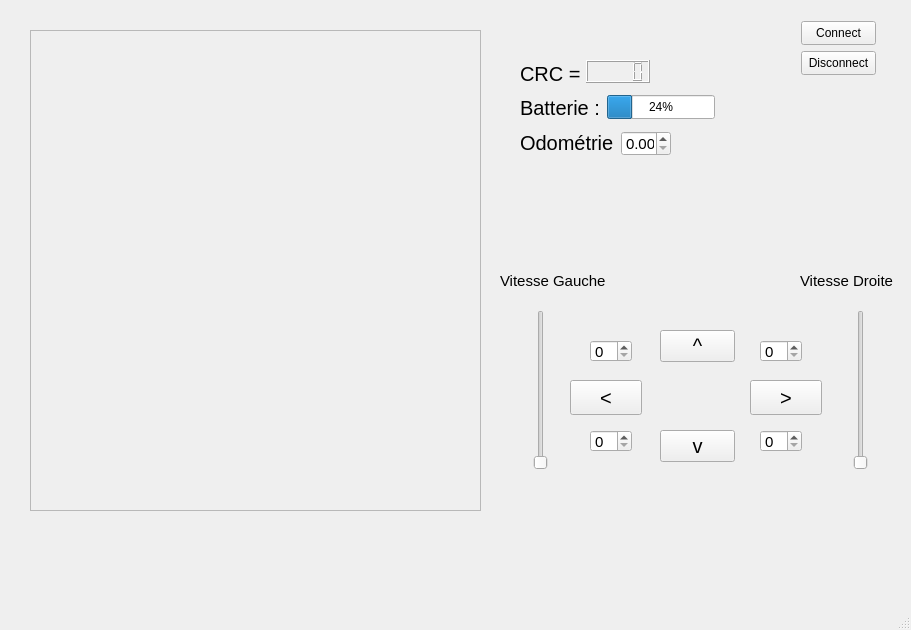
l-chapus/WifiBot, file myrobot.ui: the form before one commit.
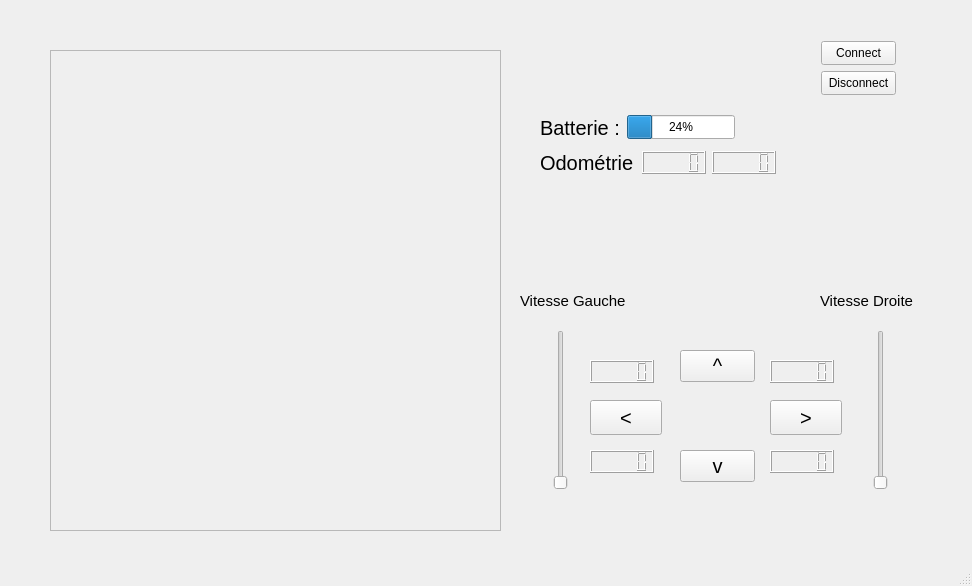
The form after the commit.

Commit message: mise à jour de l'interface graphique

Diff of the .ui file:
```diff
--- a/myrobot.ui
+++ b/myrobot.ui
@@ -6,157 +6,58 @@
    <rect>
     <x>0</x>
     <y>0</y>
-    <width>911</width>
-    <height>630</height>
+    <width>972</width>
+    <height>586</height>
    </rect>
   </property>
-  <property name="sizePolicy">
-   <sizepolicy hsizetype="Preferred" vsizetype="Preferred">
-    <horstretch>0</horstretch>
-    <verstretch>0</verstretch>
-   </sizepolicy>
-  </property>
   <property name="windowTitle">
    <string>MyRobot</string>
   </property>
   <widget class="QWidget" name="centralwidget">
-   <widget class="QPushButton" name="haut">
+   <widget class="QPushButton" name="connect">
     <property name="geometry">
      <rect>
-      <x>660</x>
+      <x>821</x>
+      <y>41</y>
+      <width>75</width>
+      <height>24</height>
+     </rect>
+    </property>
+    <property name="text">
+     <string>Connect</string>
+    </property>
+   </widget>
+   <widget class="QSlider" name="vitessebarG">
+    <property name="geometry">
+     <rect>
+      <x>550</x>
       <y>330</y>
-      <width>75</width>
-      <height>32</height>
+      <width>22</width>
+      <height>160</height>
      </rect>
     </property>
-    <property name="font">
-     <font>
-      <pointsize>15</pointsize>
-     </font>
+    <property name="orientation">
+     <enum>Qt::Vertical</enum>
     </property>
-    <property name="text">
-     <string>^</string>
-    </property>
    </widget>
-   <widget class="QPushButton" name="gauche">
+   <widget class="QPushButton" name="disconnect">
     <property name="geometry">
      <rect>
-      <x>570</x>
-      <y>380</y>
-      <width>72</width>
-      <height>35</height>
-     </rect>
-    </property>
-    <property name="font">
-     <font>
-      <pointsize>15</pointsize>
-     </font>
-    </property>
-    <property name="text">
-     <string>&lt;</string>
-    </property>
-   </widget>
-   <widget class="QPushButton" name="droit">
-    <property name="geometry">
-     <rect>
-      <x>750</x>
-      <y>380</y>
-      <width>72</width>
-      <height>35</height>
-     </rect>
-    </property>
-    <property name="font">
-     <font>
-      <pointsize>15</pointsize>
-     </font>
-    </property>
-    <property name="text">
-     <string>&gt;</string>
-    </property>
-   </widget>
-   <widget class="QPushButton" name="bas">
-    <property name="geometry">
-     <rect>
-      <x>660</x>
-      <y>430</y>
+      <x>821</x>
+      <y>71</y>
       <width>75</width>
-      <height>32</height>
+      <height>24</height>
      </rect>
     </property>
-    <property name="font">
-     <font>
-      <pointsize>15</pointsize>
-     </font>
-    </property>
     <property name="text">
-     <string>v</string>
-    </property>
-   </widget>
-   <widget class="QSpinBox" name="spinBoxGH">
-    <property name="geometry">
-     <rect>
-      <x>590</x>
-      <y>340</y>
-      <width>42</width>
-      <height>22</height>
-     </rect>
-    </property>
-    <property name="font">
-     <font>
-      <pointsize>11</pointsize>
-     </font>
-    </property>
-   </widget>
-   <widget class="QSpinBox" name="spinBoxGB">
-    <property name="geometry">
-     <rect>
-      <x>590</x>
-      <y>430</y>
-      <width>42</width>
-      <height>22</height>
-     </rect>
-    </property>
-    <property name="font">
-     <font>
-      <pointsize>11</pointsize>
-     </font>
-    </property>
-   </widget>
-   <widget class="QSpinBox" name="spinBoxDH">
-    <property name="geometry">
-     <rect>
-      <x>760</x>
-      <y>340</y>
-      <width>42</width>
-      <height>22</height>
-     </rect>
-    </property>
-    <property name="font">
-     <font>
-      <pointsize>11</pointsize>
-     </font>
-    </property>
-   </widget>
-   <widget class="QSpinBox" name="spinBoxDB">
-    <property name="geometry">
-     <rect>
-      <x>760</x>
-      <y>430</y>
-      <width>42</width>
-      <height>22</height>
-     </rect>
-    </property>
-    <property name="font">
-     <font>
-      <pointsize>11</pointsize>
-     </font>
+     <string>Disconnect</string>
     </property>
    </widget>
    <widget class="QLabel" name="odometrie">
     <property name="geometry">
      <rect>
-      <x>520</x>
-      <y>129</y>
+      <x>540</x>
+      <y>149</y>
       <width>95</width>
       <height>27</height>
      </rect>
@@ -170,12 +71,48 @@
      <string>Odométrie</string>
     </property>
    </widget>
-   <widget class="QLabel" name="crc">
+   <widget class="QLabel" name="vitesseD">
+    <property name="geometry">
+     <rect>
+      <x>820</x>
+      <y>280</y>
+      <width>101</width>
+      <height>41</height>
+     </rect>
+    </property>
+    <property name="font">
+     <font>
+      <pointsize>11</pointsize>
+     </font>
+    </property>
+    <property name="text">
+     <string>Vitesse Droite</string>
+    </property>
+   </widget>
+   <widget class="QLabel" name="vitessG">
     <property name="geometry">
      <rect>
       <x>520</x>
-      <y>60</y>
-      <width>60</width>
+      <y>280</y>
+      <width>111</width>
+      <height>41</height>
+     </rect>
+    </property>
+    <property name="font">
+     <font>
+      <pointsize>11</pointsize>
+     </font>
+    </property>
+    <property name="text">
+     <string>Vitesse Gauche</string>
+    </property>
+   </widget>
+   <widget class="QLabel" name="batterie">
+    <property name="geometry">
+     <rect>
+      <x>540</x>
+      <y>114</y>
+      <width>81</width>
       <height>27</height>
      </rect>
     </property>
@@ -185,39 +122,14 @@
      </font>
     </property>
     <property name="text">
-     <string>CRC = </string>
-    </property>
-   </widget>
-   <widget class="QLCDNumber" name="crcNum">
-    <property name="geometry">
-     <rect>
-      <x>586</x>
-      <y>60</y>
-      <width>64</width>
-      <height>23</height>
-     </rect>
-    </property>
-   </widget>
-   <widget class="QDoubleSpinBox" name="odometrieBox">
-    <property name="geometry">
-     <rect>
-      <x>621</x>
-      <y>131</y>
-      <width>50</width>
-      <height>25</height>
-     </rect>
-    </property>
-    <property name="font">
-     <font>
-      <pointsize>11</pointsize>
-     </font>
+     <string>Batterie : </string>
     </property>
    </widget>
    <widget class="QScrollArea" name="camera">
     <property name="geometry">
      <rect>
-      <x>30</x>
-      <y>30</y>
+      <x>50</x>
+      <y>50</y>
       <width>451</width>
       <height>481</height>
      </rect>
@@ -236,99 +148,11 @@
      </property>
     </widget>
    </widget>
-   <widget class="QSlider" name="vitesseBarD">
-    <property name="geometry">
-     <rect>
-      <x>850</x>
-      <y>310</y>
-      <width>22</width>
-      <height>160</height>
-     </rect>
-    </property>
-    <property name="orientation">
-     <enum>Qt::Vertical</enum>
-    </property>
-   </widget>
-   <widget class="QSlider" name="vitessebarG">
-    <property name="geometry">
-     <rect>
-      <x>530</x>
-      <y>310</y>
-      <width>22</width>
-      <height>160</height>
-     </rect>
-    </property>
-    <property name="orientation">
-     <enum>Qt::Vertical</enum>
-    </property>
-   </widget>
-   <widget class="QLabel" name="vitessG">
-    <property name="geometry">
-     <rect>
-      <x>500</x>
-      <y>260</y>
-      <width>111</width>
-      <height>41</height>
-     </rect>
-    </property>
-    <property name="font">
-     <font>
-      <pointsize>11</pointsize>
-     </font>
-    </property>
-    <property name="text">
-     <string>Vitesse Gauche</string>
-    </property>
-   </widget>
-   <widget class="QLabel" name="vitesseD">
-    <property name="geometry">
-     <rect>
-      <x>800</x>
-      <y>260</y>
-      <width>101</width>
-      <height>41</height>
-     </rect>
-    </property>
-    <property name="font">
-     <font>
-      <pointsize>11</pointsize>
-     </font>
-    </property>
-    <property name="text">
-     <string>Vitesse Droite</string>
-    </property>
-   </widget>
-   <widget class="QPushButton" name="connect">
-    <property name="geometry">
-     <rect>
-      <x>801</x>
-      <y>21</y>
-      <width>75</width>
-      <height>24</height>
-     </rect>
-    </property>
-    <property name="text">
-     <string>Connect</string>
-    </property>
-   </widget>
-   <widget class="QPushButton" name="disconnect">
-    <property name="geometry">
-     <rect>
-      <x>801</x>
-      <y>51</y>
-      <width>75</width>
-      <height>24</height>
-     </rect>
-    </property>
-    <property name="text">
-     <string>Disconnect</string>
-    </property>
-   </widget>
    <widget class="QProgressBar" name="batterieBar">
     <property name="geometry">
      <rect>
-      <x>607</x>
-      <y>95</y>
+      <x>627</x>
+      <y>115</y>
       <width>108</width>
       <height>24</height>
      </rect>
@@ -337,13 +161,13 @@
      <number>24</number>
     </property>
    </widget>
-   <widget class="QLabel" name="batterie">
+   <widget class="QPushButton" name="haut">
     <property name="geometry">
      <rect>
-      <x>520</x>
-      <y>94</y>
-      <width>81</width>
-      <height>27</height>
+      <x>680</x>
+      <y>350</y>
+      <width>75</width>
+      <height>32</height>
      </rect>
     </property>
     <property name="font">
@@ -352,7 +176,134 @@
      </font>
     </property>
     <property name="text">
-     <string>Batterie : </string>
+     <string>^</string>
+    </property>
+   </widget>
+   <widget class="QPushButton" name="gauche">
+    <property name="geometry">
+     <rect>
+      <x>590</x>
+      <y>400</y>
+      <width>72</width>
+      <height>35</height>
+     </rect>
+    </property>
+    <property name="font">
+     <font>
+      <pointsize>15</pointsize>
+     </font>
+    </property>
+    <property name="text">
+     <string>&lt;</string>
+    </property>
+   </widget>
+   <widget class="QPushButton" name="droite">
+    <property name="geometry">
+     <rect>
+      <x>770</x>
+      <y>400</y>
+      <width>72</width>
+      <height>35</height>
+     </rect>
+    </property>
+    <property name="font">
+     <font>
+      <pointsize>15</pointsize>
+     </font>
+    </property>
+    <property name="text">
+     <string>&gt;</string>
+    </property>
+   </widget>
+   <widget class="QPushButton" name="bas">
+    <property name="geometry">
+     <rect>
+      <x>680</x>
+      <y>450</y>
+      <width>75</width>
+      <height>32</height>
+     </rect>
+    </property>
+    <property name="font">
+     <font>
+      <pointsize>15</pointsize>
+     </font>
+    </property>
+    <property name="text">
+     <string>v</string>
+    </property>
+   </widget>
+   <widget class="QSlider" name="vitesseBarD">
+    <property name="geometry">
+     <rect>
+      <x>870</x>
+      <y>330</y>
+      <width>22</width>
+      <height>160</height>
+     </rect>
+    </property>
+    <property name="orientation">
+     <enum>Qt::Vertical</enum>
+    </property>
+   </widget>
+   <widget class="QLCDNumber" name="odometrieG">
+    <property name="geometry">
+     <rect>
+      <x>642</x>
+      <y>151</y>
+      <width>64</width>
+      <height>23</height>
+     </rect>
+    </property>
+   </widget>
+   <widget class="QLCDNumber" name="odometrieD">
+    <property name="geometry">
+     <rect>
+      <x>712</x>
+      <y>151</y>
+      <width>64</width>
+      <height>23</height>
+     </rect>
+    </property>
+   </widget>
+   <widget class="QLCDNumber" name="lcdArG">
+    <property name="geometry">
+     <rect>
+      <x>590</x>
+      <y>450</y>
+      <width>64</width>
+      <height>23</height>
+     </rect>
+    </property>
+   </widget>
+   <widget class="QLCDNumber" name="lcdArD">
+    <property name="geometry">
+     <rect>
+      <x>770</x>
+      <y>450</y>
+      <width>64</width>
+      <height>23</height>
+     </rect>
+    </property>
+   </widget>
+   <widget class="QLCDNumber" name="lcdAvD">
+    <property name="geometry">
+     <rect>
+      <x>770</x>
+      <y>360</y>
+      <width>64</width>
+      <height>23</height>
+     </rect>
+    </property>
+   </widget>
+   <widget class="QLCDNumber" name="lcdAvG">
+    <property name="geometry">
+     <rect>
+      <x>590</x>
+      <y>360</y>
+      <width>64</width>
+      <height>23</height>
+     </rect>
     </property>
    </widget>
   </widget>
@@ -361,7 +312,7 @@
     <rect>
      <x>0</x>
      <y>0</y>
-     <width>911</width>
+     <width>972</width>
      <height>22</height>
     </rect>
    </property>
```
The commit also changes 2 other files.
